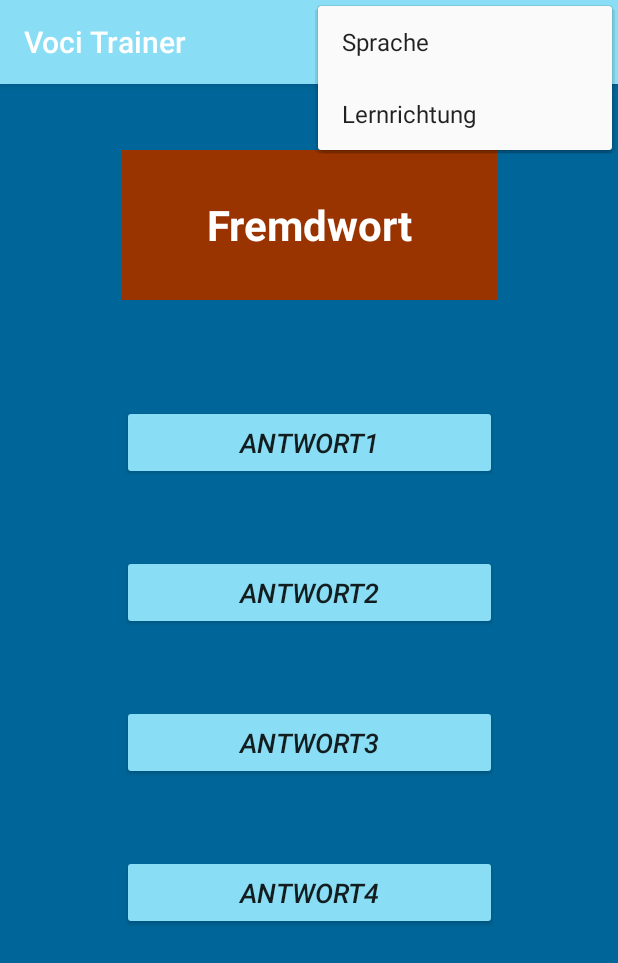
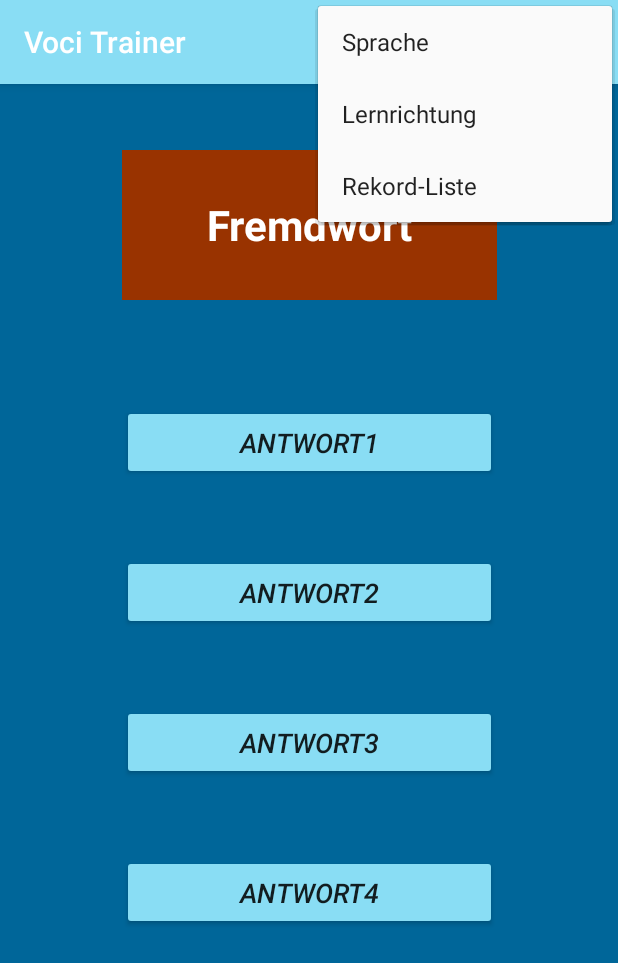
Before and after one commit to phkorner/android_voci_trainer, an Android app: the screen it shows after launch (MainActivity), with the options menu open, on a phone screen of 412 x 824 dp. Shown: the top 963 px of the screen. Run offline under Robolectric (Android 15) with nearby library versions, the phone set to English and light mode, and no system bars; our stand-ins replace Room's generated code; 1 statement that could not run was skipped.

Commit message:
Menu-items

```diff
--- a/app/src/main/java/com/example/voci_trainer/MainActivity.kt
+++ b/app/src/main/java/com/example/voci_trainer/MainActivity.kt
@@ -64,6 +64,10 @@ class MainActivity : AppCompatActivity() {
                setContentView(R.layout.lernrichtung)
                true
            }
+           R.id.Highscore -> {
+               setContentView(R.layout.highscore)
+               true
+           }
             else -> super.onOptionsItemSelected(item)
        }
 
--- /dev/null
+++ b/app/src/main/res/layout/highscore.xml
@@ -0,0 +1,6 @@
+<?xml version="1.0" encoding="utf-8"?>
+<androidx.constraintlayout.widget.ConstraintLayout
+    xmlns:android="http://schemas.android.com/apk/res/android" android:layout_width="match_parent"
+    android:layout_height="match_parent">
+
+</androidx.constraintlayout.widget.ConstraintLayout>
--- a/app/src/main/res/menu/menu_main.xml
+++ b/app/src/main/res/menu/menu_main.xml
@@ -13,4 +13,10 @@
         android:orderInCategory="100"
         android:title="@string/Lernrichtung"
         app:showAsAction="never" />
+
+    <item
+        android:id="@+id/Highscore"
+        android:orderInCategory="100"
+        android:title="@string/highscore"
+        app:showAsAction="never" />
 </menu>
--- a/app/src/main/res/values/strings.xml
+++ b/app/src/main/res/values/strings.xml
@@ -15,6 +15,7 @@
     <string name="first_fragment_label">First Fragment Label</string>
     <string name="hint_word">Word...</string>
     <string name="button_save">Save</string>
+    <string name="highscore">Rekord-Liste</string>
     <string name="empty_not_saved">Word not saved because it is empty.</string>
 
 </resources>
```
Also changed, not shown: build.gradle (+8 -3 lines), 1 other file.
